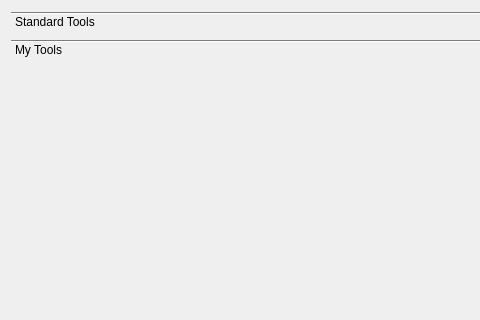
First picture: the form in src/Mod/CAM/Gui/Resources/panels/ShapeSelector.ui, repository southseact-3d/fcd, before the edit; both pictures show x 0 to 480 and y 0 to 320 of the 900 by 600 pixel window.
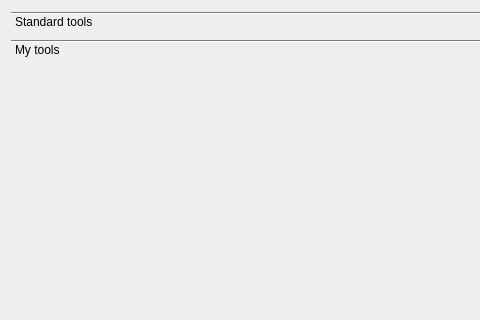
Second picture: the form after the edit.

Patch:
```diff
--- a/src/Mod/CAM/Gui/Resources/panels/ShapeSelector.ui
+++ b/src/Mod/CAM/Gui/Resources/panels/ShapeSelector.ui
@@ -31,7 +31,7 @@
          </rect>
         </property>
         <attribute name="label">
-         <string>Standard Tools</string>
+         <string>Standard tools</string>
         </attribute>
        </widget>
        <widget class="QWidget" name="customTools">
@@ -44,7 +44,7 @@
          </rect>
         </property>
         <attribute name="label">
-         <string>My Tools</string>
+         <string>My tools</string>
         </attribute>
        </widget>
       </widget>
```
Left out of the diff: 2 changed lines with no effect on the pictures.
